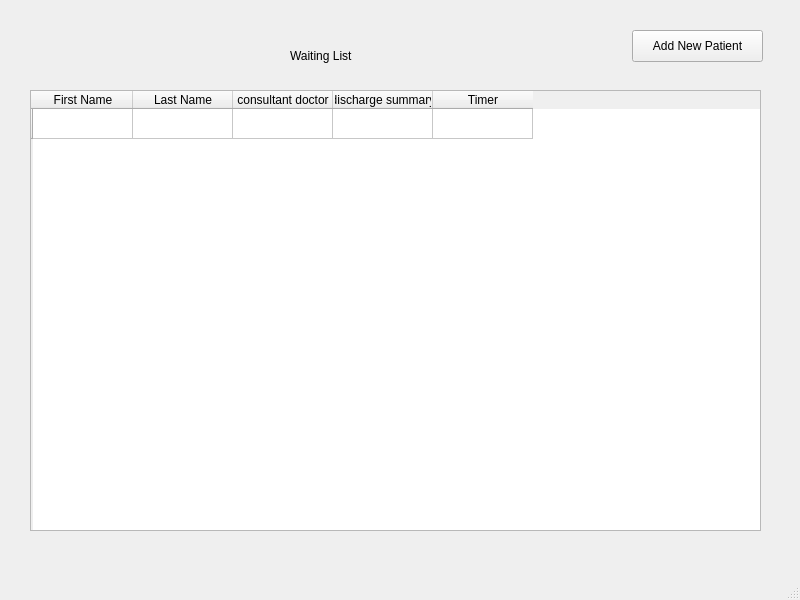
First picture: the form in waitinglist.ui, repository imp-javis/bed-manager, before the edit.
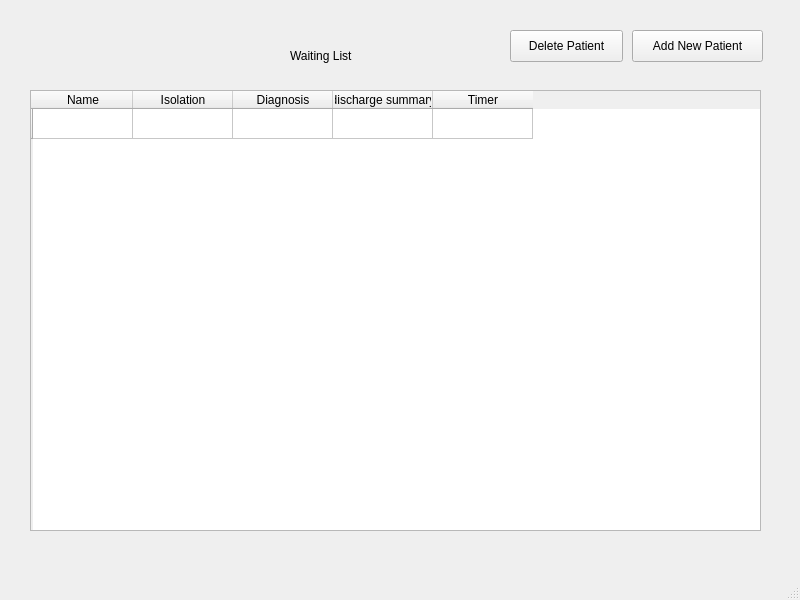
Second picture: the form after the edit.

```diff
--- a/waitinglist.ui
+++ b/waitinglist.ui
@@ -52,6 +52,15 @@
       <height>441</height>
      </rect>
     </property>
+    <property name="editTriggers">
+     <set>QAbstractItemView::NoEditTriggers</set>
+    </property>
+    <property name="alternatingRowColors">
+     <bool>false</bool>
+    </property>
+    <property name="gridStyle">
+     <enum>Qt::SolidLine</enum>
+    </property>
     <property name="wordWrap">
      <bool>true</bool>
     </property>
@@ -62,17 +71,17 @@
     </row>
     <column>
      <property name="text">
-      <string>First Name</string>
+      <string>Name</string>
      </property>
     </column>
     <column>
      <property name="text">
-      <string>Last Name</string>
+      <string>Isolation</string>
      </property>
     </column>
     <column>
      <property name="text">
-      <string>consultant doctor</string>
+      <string>Diagnosis</string>
      </property>
     </column>
     <column>
@@ -86,6 +95,19 @@
      </property>
     </column>
    </widget>
+   <widget class="QPushButton" name="delpatient">
+    <property name="geometry">
+     <rect>
+      <x>510</x>
+      <y>30</y>
+      <width>113</width>
+      <height>32</height>
+     </rect>
+    </property>
+    <property name="text">
+     <string>Delete Patient</string>
+    </property>
+   </widget>
   </widget>
   <widget class="QMenuBar" name="menubar">
    <property name="geometry">
```
